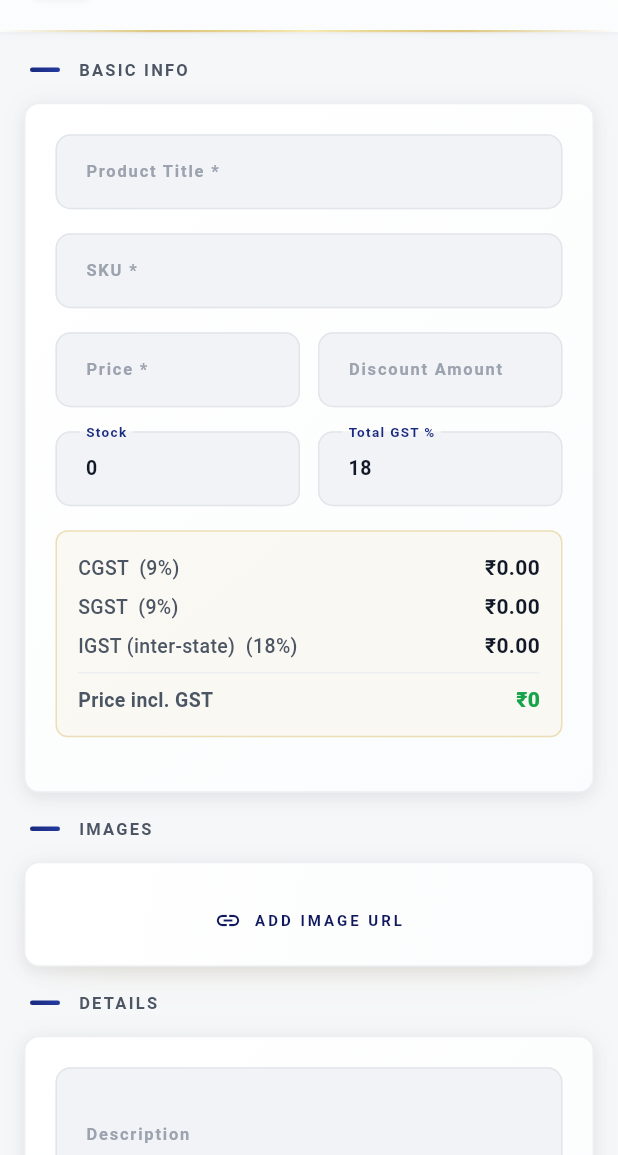
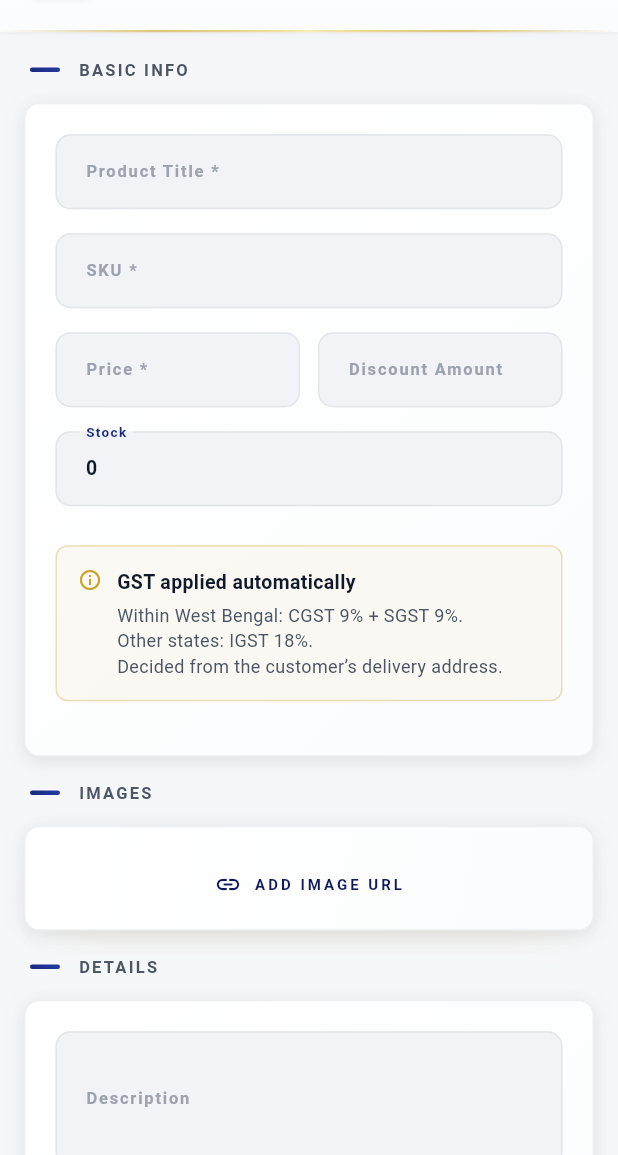
Before and after one commit to NitinGavhane/admin-garment-frontend, a Flutter app: the ProductFormScreen screen opened by its route, on a phone screen of 412 x 824 dp, the part 81-1236 px from its top. Run offline on Flutter 3.47's test engine with Material 3 defaults, Android fonts, the phone set to English and light mode, and no system bars; our stand-ins replace cached_network_image, dio, shared_preferences; accounts and stored records are empty; network calls fail.

Commit message:
Remove per-product GST field; GST auto-applied at checkout

```diff
--- a/lib/models/product.dart
+++ b/lib/models/product.dart
@@ -15,7 +15,6 @@ class AdminProduct {
   final String? description;
   final String? brand;
   final String? gender;
-  final double gstPercentage;
   final String? updatedBy;
   final DateTime? updatedAt;
   final List<AdminVariant> variants;
@@ -38,18 +37,11 @@ class AdminProduct {
     this.description,
     this.brand,
     this.gender,
-    this.gstPercentage = 18,
     this.updatedBy,
     this.updatedAt,
     this.variants = const [],
     this.images = const [],
   });
-
-  // GST breakup derived from the single total GST rate. Intra-state sales
-  // split the total equally into CGST + SGST; IGST equals the full total.
-  double get cgstPercentage => gstPercentage / 2;
-  double get sgstPercentage => gstPercentage / 2;
-  double get igstPercentage => gstPercentage;
 
   factory AdminProduct.fromJson(Map<String, dynamic> json) {
     return AdminProduct(
@@ -69,7 +61,6 @@ class AdminProduct {
       description: json['description'] as String?,
       brand: json['brand'] as String?,
       gender: json['gender'] as String?,
-      gstPercentage: (json['gst_percentage'] as num?)?.toDouble() ?? 18,
       updatedBy: json['updated_by'] as String?,
       updatedAt: json['updated_at'] != null ? DateTime.tryParse(json['updated_at'] as String) : null,
       variants: (json['variants'] as List<dynamic>?)
@@ -92,7 +83,6 @@ class AdminProduct {
       'sku': sku,
       'price': price,
       'discount_price': discountPrice,
-      'gst_percentage': gstPercentage,
       'stock': stock,
       'featured': featured,
       'is_active': isActive,
--- a/lib/screens/product_form_screen.dart
+++ b/lib/screens/product_form_screen.dart
@@ -22,7 +22,6 @@ class _ProductFormScreenState extends State<ProductFormScreen> {
   final _priceCtrl = TextEditingController();
   final _discountCtrl = TextEditingController();
   final _stockCtrl = TextEditingController(text: '0');
-  final _gstCtrl = TextEditingController(text: '18');
   final _descCtrl = TextEditingController();
   final _brandCtrl = TextEditingController();
   final _urlCtrl = TextEditingController();
@@ -38,11 +37,10 @@ class _ProductFormScreenState extends State<ProductFormScreen> {
   @override
   void initState() {
     super.initState();
-    // Keep the live price + GST breakup preview in sync while typing.
+    // Keep the live price preview in sync while typing.
     void refresh() { if (mounted) setState(() {}); }
     _priceCtrl.addListener(refresh);
     _discountCtrl.addListener(refresh);
-    _gstCtrl.addListener(refresh);
   }
 
   @override
@@ -70,7 +68,7 @@ class _ProductFormScreenState extends State<ProductFormScreen> {
       _titleCtrl.text = p.title; _skuCtrl.text = p.sku;
       _priceCtrl.text = p.price.toString();
       if (p.discountPrice != null) _discountCtrl.text = (p.price - p.discountPrice!).toStringAsFixed(0);
-      _stockCtrl.text = p.stock.toString(); _gstCtrl.text = p.gstPercentage.toString();
+      _stockCtrl.text = p.stock.toString();
       _descCtrl.text = p.description ?? ''; _brandCtrl.text = p.brand ?? '';
       _featured = p.featured; _active = p.isActive; _replaceable = p.isReplaceable; _returnable = p.isReturnable; _catId = p.categoryId; _gender = p.gender;
       _images.clear();
@@ -166,7 +164,7 @@ class _ProductFormScreenState extends State<ProductFormScreen> {
 
   @override void dispose() {
     _titleCtrl.dispose(); _skuCtrl.dispose(); _priceCtrl.dispose();
-    _discountCtrl.dispose(); _stockCtrl.dispose(); _gstCtrl.dispose();
+    _discountCtrl.dispose(); _stockCtrl.dispose();
     _descCtrl.dispose(); _brandCtrl.dispose(); _urlCtrl.dispose();
     for (final v in _variants) { v.sc.dispose(); v.cc.dispose(); v.stc.dispose(); v.pc.dispose(); }
     super.dispose();
@@ -186,18 +184,6 @@ class _ProductFormScreenState extends State<ProductFormScreen> {
     );
   }
 
-  Widget _gstRow(String label, double percent, double amount) {
-    return Row(
-      mainAxisAlignment: MainAxisAlignment.spaceBetween,
-      children: [
-        Text('$label  (${percent.toStringAsFixed(percent % 1 == 0 ? 0 : 2)}%)',
-            style: TextStyle(color: AppColors.textSecondary, fontSize: 13, fontWeight: FontWeight.w500)),
-        Text('₹${amount.toStringAsFixed(2)}',
-            style: TextStyle(color: AppColors.textPrimary, fontSize: 14, fontWeight: FontWeight.w600)),
-      ],
-    );
-  }
-
   Future<void> _save() async {
     if (!_formKey.currentState!.validate()) return;
     if (_catId == null || _catId!.isEmpty) {
@@ -209,7 +195,6 @@ class _ProductFormScreenState extends State<ProductFormScreen> {
       'title': _titleCtrl.text.trim(), 'sku': _skuCtrl.text.trim(),
       'price': double.parse(_priceCtrl.text.trim()), 'category_id': _catId,
       'stock': int.tryParse(_stockCtrl.text.trim()) ?? 0,
-      'gst_percentage': double.tryParse(_gstCtrl.text.trim()) ?? 18,
       'featured': _featured, 'is_active': _active, 'is_replaceable': _replaceable, 'is_returnable': _returnable,
       'variants': _variants.map((v) => {
         'size': v.sc.text.trim().isEmpty ? null : v.sc.text.trim(),
@@ -292,10 +277,10 @@ class _ProductFormScreenState extends State<ProductFormScreen> {
                             ],
                             Row(children: [
                               Expanded(child: StyledInput(controller: _stockCtrl, label: 'Stock', number: true)),
-                              const SizedBox(width: 12),
-                              Expanded(child: StyledInput(controller: _gstCtrl, label: 'Total GST %', number: true)),
                             ]),
-                            if ((double.tryParse(_gstCtrl.text.trim()) ?? 0) > 0) ...[
+                            const SizedBox(height: 10),
+                            // GST is applied automatically at checkout based on the
+                            // customer's state — nothing to configure per product.
                             Container(
                               width: double.infinity,
                               padding: const EdgeInsets.all(14),
@@ -304,26 +289,29 @@ class _ProductFormScreenState extends State<ProductFormScreen> {
                                 border: Border.all(color: AppColors.btnColor.withValues(alpha: 0.3), width: 1),
                                 color: AppColors.btnColor.withValues(alpha: 0.05),
                               ),
-                                child: Builder(builder: (_) {
-                                  final gst = double.tryParse(_gstCtrl.text.trim()) ?? 0;
-                                  final half = gst / 2;
-                                  final base = (double.tryParse(_priceCtrl.text.trim()) ?? 0) -
-                                      (double.tryParse(_discountCtrl.text.trim()) ?? 0);
-                                  return Column(
+                              child: Row(
+                                crossAxisAlignment: CrossAxisAlignment.start,
                                 children: [
-                                      _gstRow('CGST', half, base * half / 100),
-                                      const SizedBox(height: 6),
-                                      _gstRow('SGST', half, base * half / 100),
-                                      const SizedBox(height: 6),
-                                      _gstRow('IGST (inter-state)', gst, base * gst / 100),
-                                      Divider(height: 16, color: AppColors.borderLight),
-                                      _priceRow('Price incl. GST', base + base * gst / 100, bold: true, color: AppColors.success),
+                                  Icon(Icons.info_outline, size: 16, color: AppColors.btnColor),
+                                  const SizedBox(width: 10),
+                                  Expanded(
+                                    child: Column(
+                                      crossAxisAlignment: CrossAxisAlignment.start,
+                                      children: [
+                                        Text('GST applied automatically',
+                                            style: TextStyle(color: AppColors.textPrimary, fontSize: 13, fontWeight: FontWeight.w700)),
+                                        const SizedBox(height: 4),
+                                        Text(
+                                          'Within West Bengal: CGST 9% + SGST 9%.\nOther states: IGST 18%.\nDecided from the customer’s delivery address.',
+                                          style: TextStyle(color: AppColors.textSecondary, fontSize: 12, height: 1.4),
+                                        ),
                                       ],
-                                  );
-                                }),
+                                    ),
+                                  ),
+                                ],
+                              ),
                             ),
                             const SizedBox(height: 16),
-                            ],
                           ]),
                           const SizedBox(height: 16),
                           FormSection(title: 'Images', children: [
--- a/scripts/seed_products.dart
+++ b/scripts/seed_products.dart
@@ -90,7 +90,6 @@ const List<Map<String, dynamic>> products = [
     "sku": "WW-001",
     "price": 2499,
     "discount_price": 1999,
-    "gst_percentage": 18,
     "stock": 50,
     "featured": true,
     "is_active": true,
@@ -118,7 +117,6 @@ const List<Map<String, dynamic>> products = [
     "sku": "WW-002",
     "price": 2599,
     "discount_price": 2099,
-    "gst_percentage": 18,
     "stock": 45,
     "featured": false,
     "is_active": true,
@@ -145,7 +143,6 @@ const List<Map<String, dynamic>> products = [
     "sku": "CS-001",
     "price": 2999,
     "discount_price": 2499,
-    "gst_percentage": 18,
     "stock": 40,
     "featured": true,
     "is_active": true,
@@ -173,7 +170,6 @@ const List<Map<String, dynamic>> products = [
     "sku": "FW-001",
     "price": 2799,
     "discount_price": 2299,
-    "gst_percentage": 18,
     "stock": 35,
     "featured": true,
     "is_active": true,
@@ -200,7 +196,6 @@ const List<Map<String, dynamic>> products = [
     "sku": "SAR-001",
     "price": 3499,
     "discount_price": 2899,
-    "gst_percentage": 18,
     "stock": 25,
     "featured": true,
     "is_active": true,
@@ -227,7 +222,6 @@ const List<Map<String, dynamic>> products = [
     "sku": "JNS-001",
     "price": 2199,
     "discount_price": 1799,
-    "gst_percentage": 18,
     "stock": 60,
     "featured": true,
     "is_active": true,
@@ -255,7 +249,6 @@ const List<Map<String, dynamic>> products = [
     "sku": "FTW-001",
     "price": 1999,
     "discount_price": 1599,
-    "gst_percentage": 18,
     "stock": 50,
     "featured": false,
     "is_active": true,
@@ -283,7 +276,6 @@ const List<Map<String, dynamic>> products = [
     "sku": "MXD-001",
     "price": 2899,
     "discount_price": 2399,
-    "gst_percentage": 18,
     "stock": 45,
     "featured": true,
     "is_active": true,
@@ -311,7 +303,6 @@ const List<Map<String, dynamic>> products = [
     "sku": "ETH-001",
     "price": 3299,
     "discount_price": 2699,
-    "gst_percentage": 18,
     "stock": 30,
     "featured": true,
     "is_active": true,
@@ -338,7 +329,6 @@ const List<Map<String, dynamic>> products = [
     "sku": "LST-001",
     "price": 2699,
     "discount_price": 2199,
-    "gst_percentage": 18,
     "stock": 40,
     "featured": true,
     "is_active": true,
```
Lines whose indentation alone changed are shown as unchanged.
